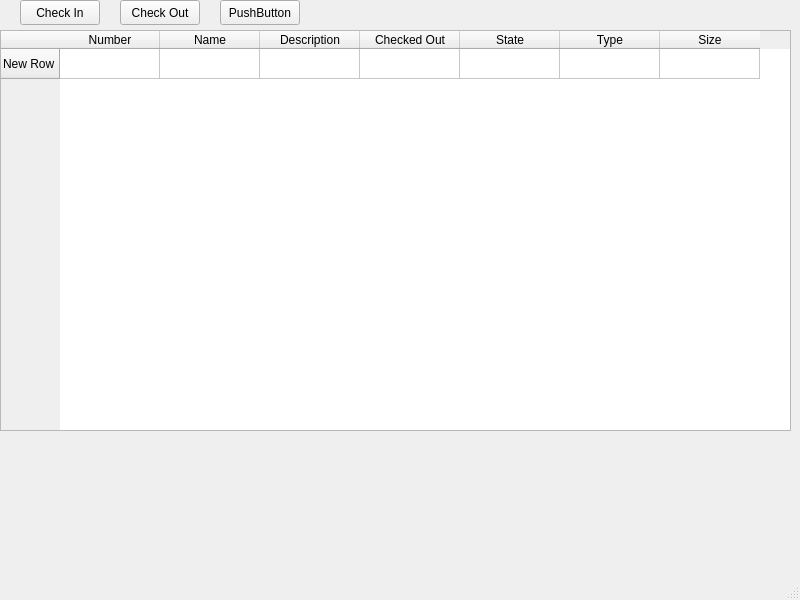
Qt form src/GUI/Main-Window.ui (grd/FreePDM) before a commit.
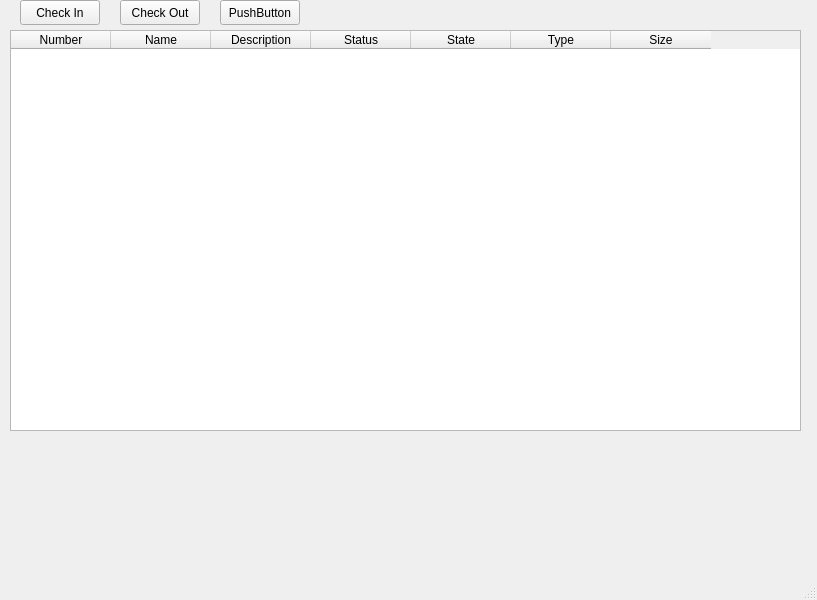
The same form after that commit.

Commit message: added config and changed window behavior

```diff
--- a/src/GUI/Main-Window.ui
+++ b/src/GUI/Main-Window.ui
@@ -6,7 +6,7 @@
    <rect>
     <x>0</x>
     <y>0</y>
-    <width>800</width>
+    <width>817</width>
     <height>600</height>
    </rect>
   </property>
@@ -56,17 +56,12 @@
    <widget class="QTableWidget" name="tableWidget">
     <property name="geometry">
      <rect>
-      <x>0</x>
+      <x>10</x>
       <y>30</y>
       <width>791</width>
       <height>401</height>
      </rect>
     </property>
-    <row>
-     <property name="text">
-      <string>New Row</string>
-     </property>
-    </row>
     <column>
      <property name="text">
       <string>Number</string>
@@ -84,7 +79,7 @@
     </column>
     <column>
      <property name="text">
-      <string>Checked Out</string>
+      <string>Status</string>
      </property>
     </column>
     <column>
@@ -102,11 +97,6 @@
       <string>Size</string>
      </property>
     </column>
-    <item row="0" column="0">
-     <property name="text">
-      <string/>
-     </property>
-    </item>
    </widget>
   </widget>
   <widget class="QMenuBar" name="menubar">
```
Left out of the diff: 7 changed lines with no effect on the pictures. The commit also changes 3 other files.
